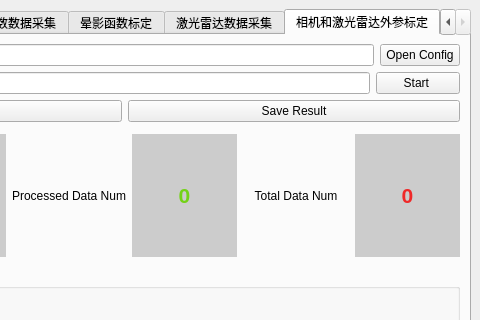
First picture: the form in src/mainwindow.ui, repository KangJialiang/Data-Platform, before the edit; both pictures show x 231 to 711 and y 0 to 320 of the 711 by 614 pixel window.
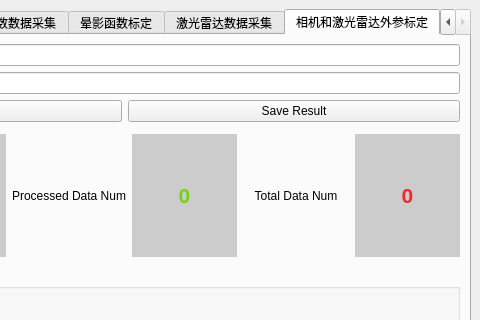
Second picture: the form after the edit. The open tabs and pages were chosen to show the change.

Patch:
```diff
--- a/src/mainwindow.ui
+++ b/src/mainwindow.ui
@@ -1312,16 +1312,6 @@
           <item>
            <widget class="QLineEdit" name="configPathP6"/>
           </item>
-          <item>
-           <widget class="QPushButton" name="Open_Config_Button">
-            <property name="enabled">
-             <bool>true</bool>
-            </property>
-            <property name="text">
-             <string>Open Config</string>
-            </property>
-           </widget>
-          </item>
          </layout>
         </item>
         <item row="6" column="0">
@@ -1390,16 +1380,6 @@
           <item>
            <widget class="QLineEdit" name="datasetPathP6"/>
           </item>
-          <item>
-           <widget class="QPushButton" name="startButtonP6">
-            <property name="enabled">
-             <bool>true</bool>
-            </property>
-            <property name="text">
-             <string>       Start        </string>
-            </property>
-           </widget>
-          </item>
          </layout>
         </item>
        </layout>
```
Left out of the diff: 25 changed lines with no effect on the pictures.
